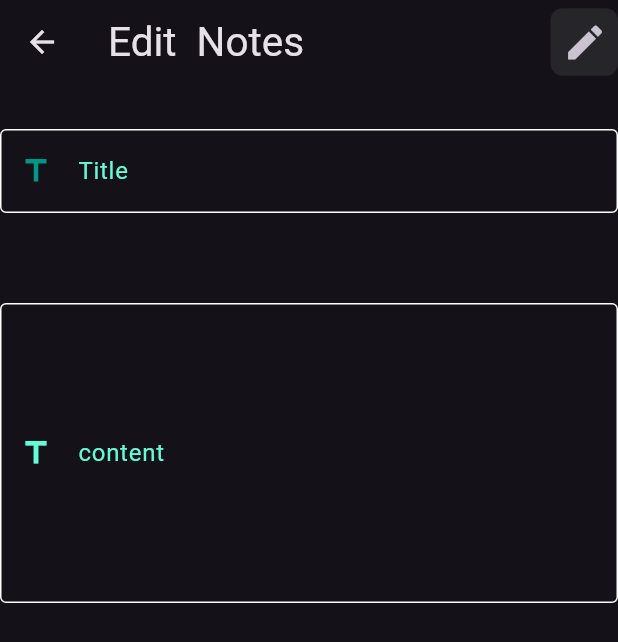
After one commit to MohamedTaha-flutter/notes_app_flutter, a Flutter app: the screen it shows after launch, after a tap on "Flutter Tips", on a phone screen of 412 x 824 dp. The commit adds this screen. Shown: the top 642 px of the screen. Run offline on Flutter 3.47's test engine with Material 3 defaults, Android fonts, the phone set to English and light mode, and no system bars.

Commit message:
create edit screen

```diff
--- a/lib/Widget/Notes_Widget.dart
+++ b/lib/Widget/Notes_Widget.dart
@@ -1,4 +1,5 @@
 import 'package:flutter/material.dart';
+import 'package:notes_app/screen/edit_Notes_screen.dart';
 
 class NotesWidget extends StatelessWidget {
   const NotesWidget({
@@ -7,7 +8,11 @@ class NotesWidget extends StatelessWidget {
 
   @override
   Widget build(BuildContext context) {
-    return Column(
+    return GestureDetector(
+      onTap: () {
+        Navigator.push(context, MaterialPageRoute(builder: (context) =>  EditNotesScreen() )) ;
+      } ,
+      child: Column(
         children: [
           Container(
             padding: const EdgeInsets.only(
@@ -62,6 +67,7 @@ class NotesWidget extends StatelessWidget {
             ),
           )
         ],
+      ),
     );
   }
 }
--- a/lib/Widget/model_bottom_sheet_widget.dart
+++ b/lib/Widget/model_bottom_sheet_widget.dart
@@ -13,7 +13,7 @@ class ShowModelBottomSheetWidget extends StatelessWidget {
   Widget build(BuildContext context) {
     return Padding(
       padding: const EdgeInsets.all(16),
-      child: Container(
+      child: SizedBox(
         height: 800,
         child: SingleChildScrollView(
           physics: const BouncingScrollPhysics(),
--- /dev/null
+++ b/lib/screen/edit_Notes_screen.dart
@@ -0,0 +1,73 @@
+import 'package:flutter/material.dart';
+import 'package:flutter/services.dart';
+import 'package:notes_app/Widget/text_form_field_widget.dart';
+
+import '../styel/color.dart';
+
+class EditNotesScreen extends StatelessWidget {
+  EditNotesScreen({super.key});
+
+  TextEditingController titleController = TextEditingController();
+
+  TextEditingController contentController = TextEditingController();
+
+  @override
+  Widget build(BuildContext context) {
+    return Scaffold(
+      appBar: AppBar(
+        systemOverlayStyle: const SystemUiOverlayStyle(
+          statusBarBrightness: Brightness.light,
+          statusBarColor: Colors.black45,
+        ),
+        title: const Text(
+          "Edit  Notes ",
+          style: TextStyle(fontSize: 27),
+        ),
+        actions: [
+          Container(
+              height: 45,
+              width: 45,
+              decoration: BoxDecoration(
+                  color: Colors.white.withOpacity(0.08),
+                  borderRadius: BorderRadius.circular(8)),
+              child: IconButton(
+                  onPressed: () {},
+                  icon: const Icon(
+                    Icons.edit,
+                    size: 30,
+                  )))
+        ],
+      ),
+      body: Column(
+        children: [
+          const SizedBox(
+            height: 30,
+          ),
+
+          TextFormFieldWidget(
+            maxLine: 1,
+            controller: titleController,
+            label: const Text(
+              "Title",
+              style: TextStyle(color: mainColor),
+            ),
+            prefixIcon: const Icon(Icons.title, color: Colors.teal),
+          ),
+          const SizedBox(
+            height: 60,
+          ),
+          TextFormFieldWidget(
+            maxLine: 7,
+            controller: contentController,
+            label: const Text(
+              "content",
+              style: TextStyle(color: mainColor),
+            ),
+            prefixIcon: const Icon(Icons.title, color: mainColor),
+          ),
+
+        ],
+      ),
+    );
+  }
+}
```
Lines whose indentation alone changed are shown as unchanged.
